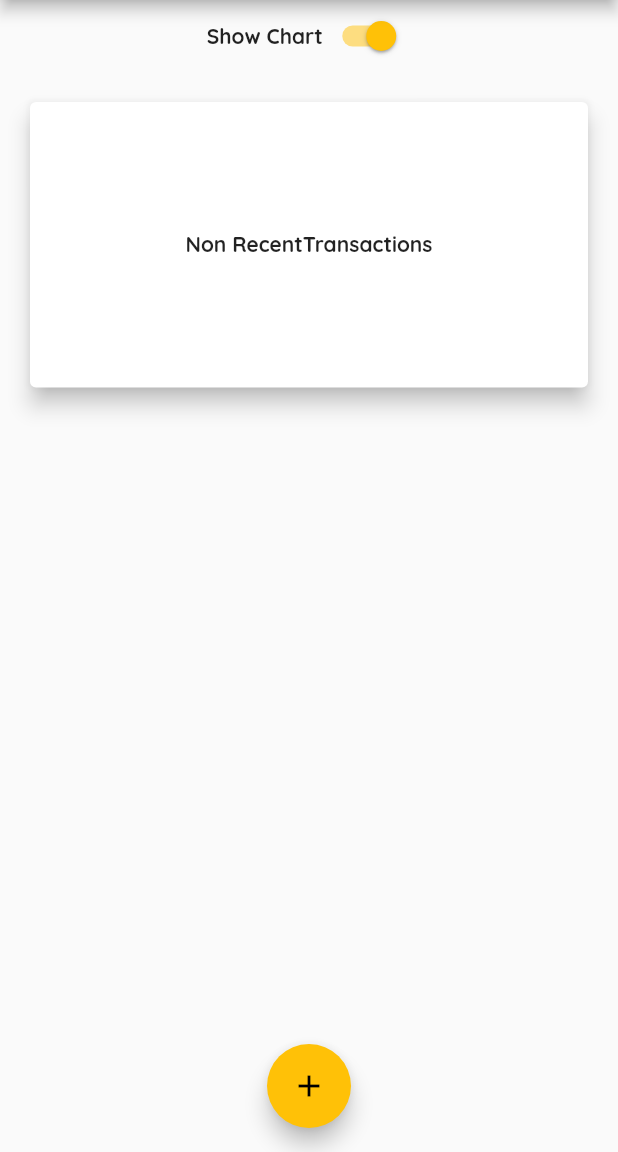
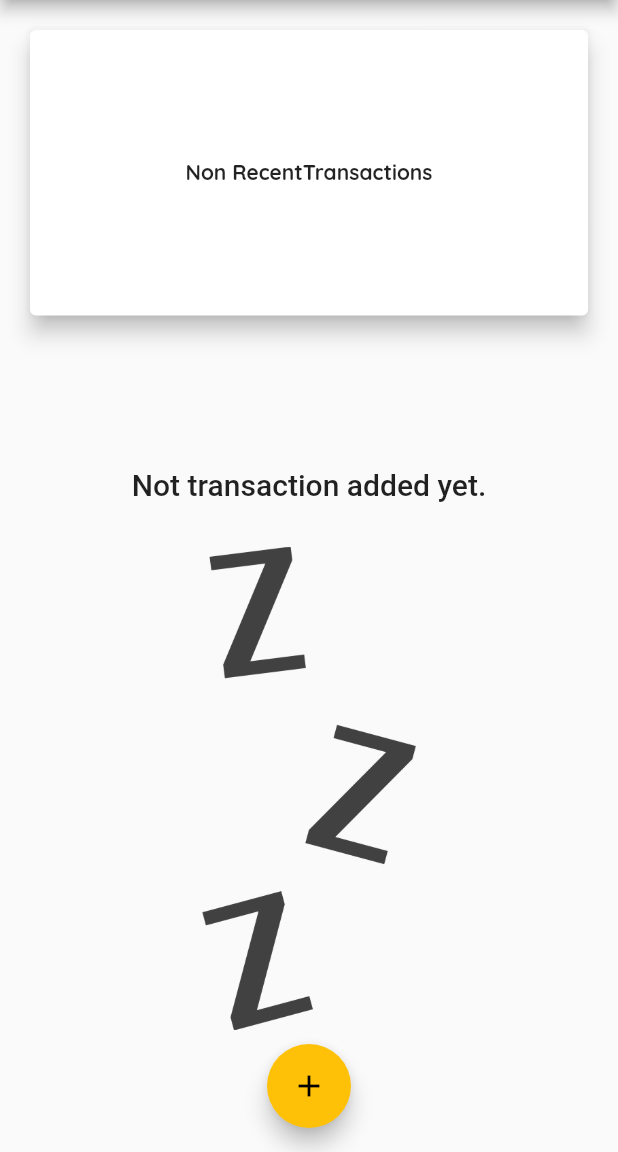
Before and after one commit to fztkm/Personal_expenses_app-_flutter, a Flutter app: the screen it shows after launch, on a phone screen of 412 x 824 dp, the part 84-1236 px from its top. Run offline on Flutter 3.47's test engine with Material 2 defaults, Android fonts, the phone set to English and light mode, and no system bars.

Commit message:
横向きに対応

```diff
--- a/lib/main.dart
+++ b/lib/main.dart
@@ -116,12 +116,19 @@ class _MyHomePageState extends State<MyHomePage> {
       ],
     );
 
+    bool _isLandScape =
+        MediaQuery.of(context).orientation == Orientation.landscape;
     return Scaffold(
       appBar: appBar,
       body: SingleChildScrollView(
         child: Column(
           children: [
+            if (_isLandScape)
               Container(
+                height: (MediaQuery.of(context).size.height -
+                        appBar.preferredSize.height -
+                        MediaQuery.of(context).padding.bottom) *
+                    0.1,
                 child: Row(
                   mainAxisAlignment: MainAxisAlignment.center,
                   children: [
@@ -137,12 +144,28 @@ class _MyHomePageState extends State<MyHomePage> {
                   ],
                 ),
               ),
+            if (!_isLandScape)
+              Container(
+                  height: (MediaQuery.of(context).size.height -
+                          appBar.preferredSize.height -
+                          MediaQuery.of(context).padding.top) *
+                      0.3,
+                  child: Chart(_recentTransactions)),
+            if (!_isLandScape)
+              Container(
+                  height: (MediaQuery.of(context).size.height -
+                          appBar.preferredSize.height -
+                          MediaQuery.of(context).padding.top) *
+                      0.7,
+                  child:
+                      TransactionsList(_userTransactions, _deleteTransaction)),
+            if (_isLandScape)
               _showChart
                   ? Container(
                       height: (MediaQuery.of(context).size.height -
                               appBar.preferredSize.height -
                               MediaQuery.of(context).padding.top) *
-                        0.3,
+                          0.7,
                       child: Chart(_recentTransactions))
                   : Container(
                       height: (MediaQuery.of(context).size.height -
--- a/lib/widgets/transactions_List.dart
+++ b/lib/widgets/transactions_List.dart
@@ -11,9 +11,9 @@ class TransactionsList extends StatelessWidget {
   @override
   Widget build(BuildContext context) {
     return Container(
-      height: 500,
       child: transactions.isEmpty
-          ? Column(
+          ? LayoutBuilder(builder: (ctx, constraints) {
+              return Column(
                 mainAxisAlignment: MainAxisAlignment.center,
                 children: [
                   Text(
@@ -22,14 +22,15 @@ class TransactionsList extends StatelessWidget {
                   ),
                   SizedBox(height: 30),
                   Container(
-                  height: 200,
+                    height: constraints.maxHeight * 0.6,
                     child: Image.asset(
                       'assets/images/waiting.png',
                       fit: BoxFit.cover,
                     ),
                   ),
                 ],
-            )
+              );
+            })
           : ListView.builder(
               itemCount: transactions.length,
               itemBuilder: (ctx, idx) {
```
Lines whose indentation alone changed are shown as unchanged.
